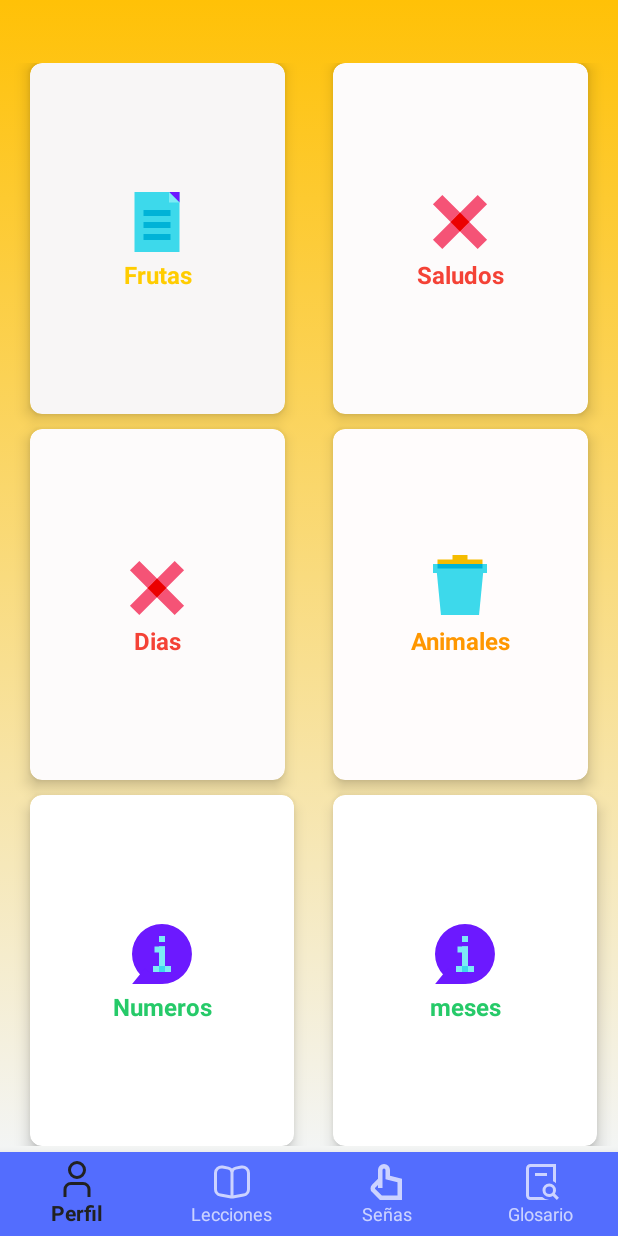
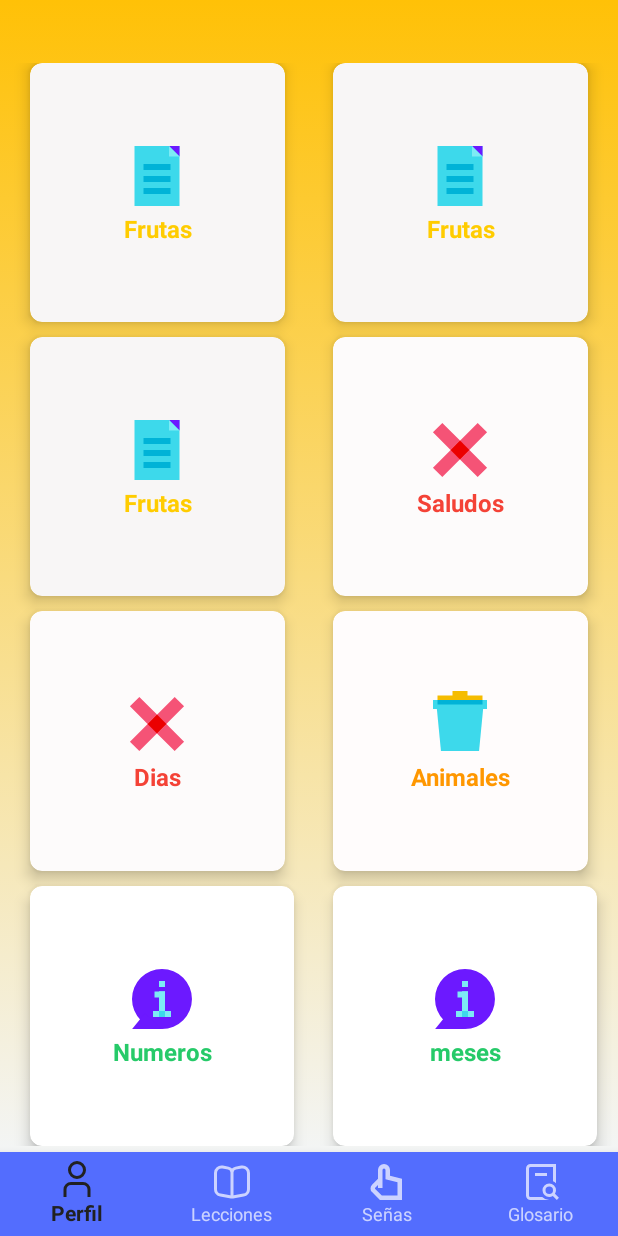
Before and after one commit to ArtBaMa22/APP_LSM, an Android app: the fragment SenasFragment placed in its activity, on a phone screen of 412 x 824 dp. Run offline under Robolectric (Android 15) with nearby library versions, the phone set to English and light mode, and no system bars; 2 statements that could not run were skipped.

Commit message:
Actualizacion 25-05-22,3:11

```diff
--- a/app/src/main/java/com/example/ensaame/PerfilFragment.kt
+++ b/app/src/main/java/com/example/ensaame/PerfilFragment.kt
@@ -56,9 +56,7 @@ class PerfilFragment : Fragment(R.layout.fragment_perfil), IOnBackPressed {
         cardDatos.setOnClickListener {
             val editProfileIntent = Intent(activity, Datos::class.java)
             startActivity(editProfileIntent)
-
         }
-
         AcercaDe.setOnClickListener {
             val frag= AcercaDeFragment()
             var fr = getFragmentManager()?.beginTransaction()
@@ -72,8 +70,6 @@ class PerfilFragment : Fragment(R.layout.fragment_perfil), IOnBackPressed {
            // prefs.clear
             //prefs.apply()
         }
-
-
     }
 
     //cerra sesion
--- a/app/src/main/java/com/example/ensaame/SenasFragment.kt
+++ b/app/src/main/java/com/example/ensaame/SenasFragment.kt
@@ -1,5 +1,22 @@
 package com.example.ensaame
 
+import android.os.Bundle
+import android.view.LayoutInflater
+import android.view.View
+import android.view.ViewGroup
+import android.widget.Button
+import android.widget.TextView
+import android.widget.Toast
 import androidx.fragment.app.Fragment
 
-class SenasFragment : Fragment(R.layout.fragment_senas)
+class SenasFragment : Fragment(R.layout.fragment_senas){
+
+    override fun onViewCreated(view: View, savedInstanceState: Bundle?) {
+        super.onViewCreated(view, savedInstanceState)
+
+
+
+
+    }
+
+}
--- a/app/src/main/res/layout/activity_login.xml
+++ b/app/src/main/res/layout/activity_login.xml
@@ -53,7 +53,7 @@
         app:layout_constraintVertical_bias="0.482" />
 
     <Button
-        android:id="@+id/btnIniciar"
+        android:id="@+id/btnGuardar"
         android:layout_width="match_parent"
         android:layout_height="wrap_content"
         android:layout_marginStart="32dp"
--- a/app/src/main/res/layout/fragment_letras.xml
+++ b/app/src/main/res/layout/fragment_letras.xml
@@ -13,7 +13,7 @@
         android:backgroundTint="#FBFBFB">
 
         <ImageView
-            android:id="@+id/imgLetra"
+            android:id="@+id/imageView"
             android:layout_width="148dp"
             android:layout_height="170dp"
             app:layout_constraintBottom_toTopOf="@+id/guideline2"
--- a/app/src/main/res/layout/fragment_senas.xml
+++ b/app/src/main/res/layout/fragment_senas.xml
@@ -7,6 +7,16 @@
     android:background="@drawable/fondo_degradado"
     tools:context=".SenasFragment">
 
+
+    <ScrollView
+        android:layout_width="match_parent"
+        android:layout_height="match_parent">
+
+        <LinearLayout
+            android:layout_width="match_parent"
+            android:layout_height="wrap_content"
+            android:orientation="vertical" />
+    </ScrollView>
 
     <TextView
         android:id="@+id/nombre"
@@ -29,6 +39,90 @@
         android:padding="4dp"
         app:columnCount="2"
         app:rowCount="6">
+
+        <androidx.cardview.widget.CardView
+            android:id="@+id/cadAños"
+            android:layout_width="0dp"
+            android:layout_height="0dp"
+            android:layout_marginLeft="16dp"
+            android:layout_marginRight="16dp"
+            android:layout_marginBottom="10dp"
+            android:backgroundTint="#F8F6F6"
+            app:cardCornerRadius="8dp"
+            app:cardElevation="6dp"
+            app:layout_columnWeight="1"
+            app:layout_rowWeight="1">
+
+
+            <LinearLayout
+                android:layout_width="match_parent"
+                android:layout_height="wrap_content"
+                android:layout_gravity="center_horizontal|center_vertical"
+                android:orientation="vertical">
+
+                <ImageView
+                    android:layout_width="wrap_content"
+                    android:layout_height="wrap_content"
+                    android:layout_gravity="center_horizontal"
+                    android:src="@drawable/ic_icons8_documento"></ImageView>
+
+                <TextView
+                    android:layout_width="match_parent"
+                    android:layout_height="wrap_content"
+                    android:layout_gravity="center_horizontal"
+                    android:text="Frutas"
+                    android:textAlignment="center"
+                    android:textColor="#ffcc00"
+                    android:textSize="16dp"
+                    android:textStyle="bold"></TextView>
+
+
+            </LinearLayout>
+
+        </androidx.cardview.widget.CardView>
+
+        <androidx.cardview.widget.CardView
+            android:id="@+id/Meses"
+            android:layout_width="0dp"
+            android:layout_height="0dp"
+            android:layout_marginLeft="16dp"
+            android:layout_marginRight="16dp"
+            android:layout_marginBottom="10dp"
+            android:backgroundTint="#F8F6F6"
+            app:cardCornerRadius="8dp"
+            app:cardElevation="6dp"
+            app:layout_columnWeight="1"
+            app:layout_rowWeight="1">
+
+
+            <LinearLayout
+                android:layout_width="match_parent"
+                android:layout_height="wrap_content"
+                android:layout_gravity="center_horizontal|center_vertical"
+                android:orientation="vertical">
+
+                <ImageView
+                    android:layout_width="wrap_content"
+                    android:layout_height="wrap_content"
+                    android:layout_gravity="center_horizontal"
+                    android:src="@drawable/ic_icons8_documento"></ImageView>
+
+                <TextView
+                    android:layout_width="match_parent"
+                    android:layout_height="wrap_content"
+                    android:layout_gravity="center_horizontal"
+                    android:text="Frutas"
+                    android:textAlignment="center"
+                    android:textColor="#ffcc00"
+                    android:textSize="16dp"
+                    android:textStyle="bold"></TextView>
+
+
+            </LinearLayout>
+
+        </androidx.cardview.widget.CardView>
+
+
 
         <androidx.cardview.widget.CardView
             android:id="@+id/cardDatos"
@@ -70,6 +164,7 @@
             </LinearLayout>
 
         </androidx.cardview.widget.CardView>
+
 
 
         <androidx.cardview.widget.CardView
```
Also changed, not shown: app/src/main/java/com/example/ensaame/Datos.kt (+34 -5 lines), app/src/main/java/com/example/ensaame/LoginActivity.kt (+21 -7 lines), app/src/main/res/layout/activity_datos.xml (+7 -19 lines).
